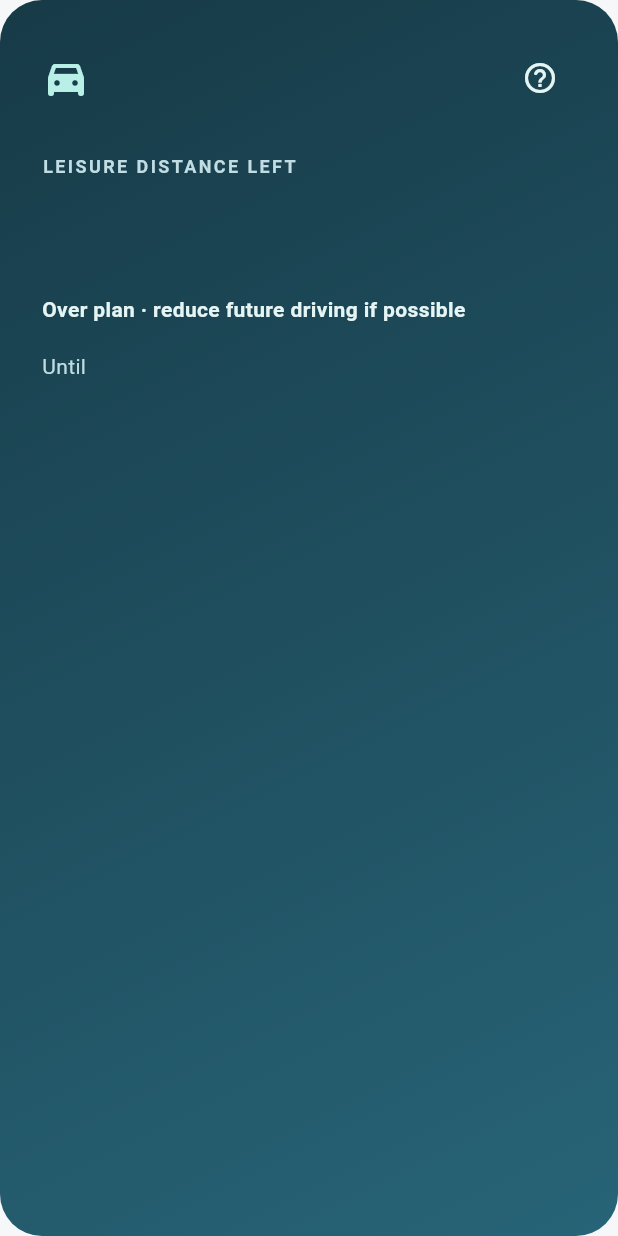
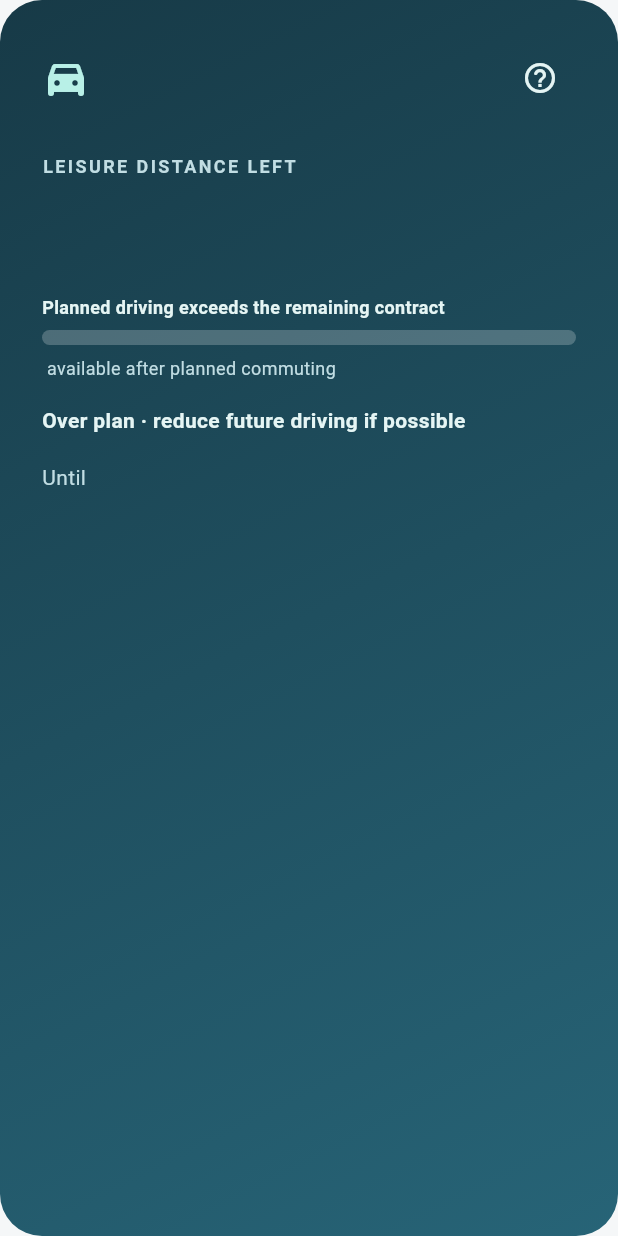
Before and after one commit to JpStRanGer/LeaseGauge, a Flutter app: the _BalanceHero widget shown alone on an empty page, opened directly with empty values, on a phone screen of 412 x 824 dp. Run offline on Flutter 3.47's test engine with Material 3 defaults, Android fonts, the phone set to English and light mode, and no system bars; our stand-ins replace flutter_map, flutter_secure_storage, latlong2, qr_flutter, shared_preferences; accounts and stored records are empty.

Commit message:
Add leisure balance progress bar

```diff
--- a/lib/screens/lease_home_screen.dart
+++ b/lib/screens/lease_home_screen.dart
@@ -1375,8 +1375,12 @@ class _LeaseHomeScreenState extends State<LeaseHomeScreen> {
                       _BalanceHero(
                         numericValue: budgets.totalKm,
                         balance: _formatKm(budgets.totalKm, signed: true),
+                        remainingContractKm: calculation!.remainingContractKm,
+                        remainingContract: _formatKm(
+                          calculation.remainingContractKm,
+                        ),
                         calculation:
-                            '${_formatKm(calculation!.remainingContractKm)} remaining contract − ${_formatKm(calculation.commuteReserveKm)} reserved commuting = ${_formatKm(calculation.leisureDistanceKm, signed: true)}',
+                            '${_formatKm(calculation.remainingContractKm)} remaining contract − ${_formatKm(calculation.commuteReserveKm)} reserved commuting = ${_formatKm(calculation.leisureDistanceKm, signed: true)}',
                         onTrack: budgets.totalKm >= 0,
                         returnDate: MaterialLocalizations.of(context)
                             .formatShortDate(plan.returnDate),
@@ -2092,6 +2096,8 @@ class _BalanceHero extends StatelessWidget {
   const _BalanceHero({
     required this.numericValue,
     required this.balance,
+    required this.remainingContractKm,
+    required this.remainingContract,
     required this.calculation,
     required this.onTrack,
     required this.returnDate,
@@ -2099,13 +2105,25 @@ class _BalanceHero extends StatelessWidget {
 
   final double numericValue;
   final String balance;
+  final double remainingContractKm;
+  final String remainingContract;
   final String calculation;
   final bool onTrack;
   final String returnDate;
 
   @override
   Widget build(BuildContext context) {
+    final hasPositiveBalance = numericValue >= 0 && remainingContractKm > 0;
+    final progress = hasPositiveBalance
+        ? (numericValue / remainingContractKm).clamp(0.0, 1.0).toDouble()
+        : numericValue < 0
+        ? 1.0
+        : 0.0;
+    final barColor = onTrack
+        ? const Color(0xFFB8F0E7)
+        : const Color(0xFFFFB4AB);
     return Container(
+      key: const Key('leisureBalanceCard'),
       decoration: BoxDecoration(
         gradient: const LinearGradient(
           colors: [Color(0xFF173A47), Color(0xFF276477)],
@@ -2146,6 +2164,10 @@ class _BalanceHero extends StatelessWidget {
                       description: 'A positive value is available beyond the planned commuting. A negative value means the current plan exceeds the contract allowance.',
                     ),
                     const InfoHelpItem(
+                      heading: 'The bar',
+                      description: 'The bar shows how much of the remaining contract distance is available for leisure driving after planned commuting is reserved. It does not try to classify past driving as commute or leisure driving.',
+                    ),
+                    const InfoHelpItem(
                       heading: 'This is an estimate',
                       description: 'The result depends on the saved odometer, commute schedule and contract details being correct.',
                     ),
@@ -2176,6 +2198,42 @@ class _BalanceHero extends StatelessWidget {
                   height: 1.1,
                 ),
               ),
+            ),
+            const SizedBox(height: 16),
+            Text(
+              onTrack
+                  ? 'Available after planned commuting'
+                  : 'Planned driving exceeds the remaining contract',
+              style: const TextStyle(
+                color: Color(0xFFE5F5F4),
+                fontSize: 12,
+                fontWeight: FontWeight.w700,
+              ),
+            ),
+            const SizedBox(height: 7),
+            Semantics(
+              label: 'Leisure distance available compared with the remaining contract distance',
+              value: onTrack
+                  ? '$balance of $remainingContract'
+                  : '$balance, over plan',
+              child: ClipRRect(
+                borderRadius: BorderRadius.circular(99),
+                child: LinearProgressIndicator(
+                  key: const Key('leisureBalanceBar'),
+                  value: progress,
+                  minHeight: 10,
+                  color: barColor,
+                  backgroundColor: Colors.white.withValues(alpha: 0.22),
+                ),
+              ),
+            ),
+            const SizedBox(height: 7),
+            Text(
+              onTrack
+                  ? '$balance of $remainingContract remaining after the commute reserve'
+                  : '$balance available after planned commuting',
+              key: const Key('leisureBalanceBarLabel'),
+              style: const TextStyle(color: Color(0xFFC1DDE3), fontSize: 12),
             ),
             const SizedBox(height: 16),
             Text(
```
Also changed, not shown: 1 other file.
